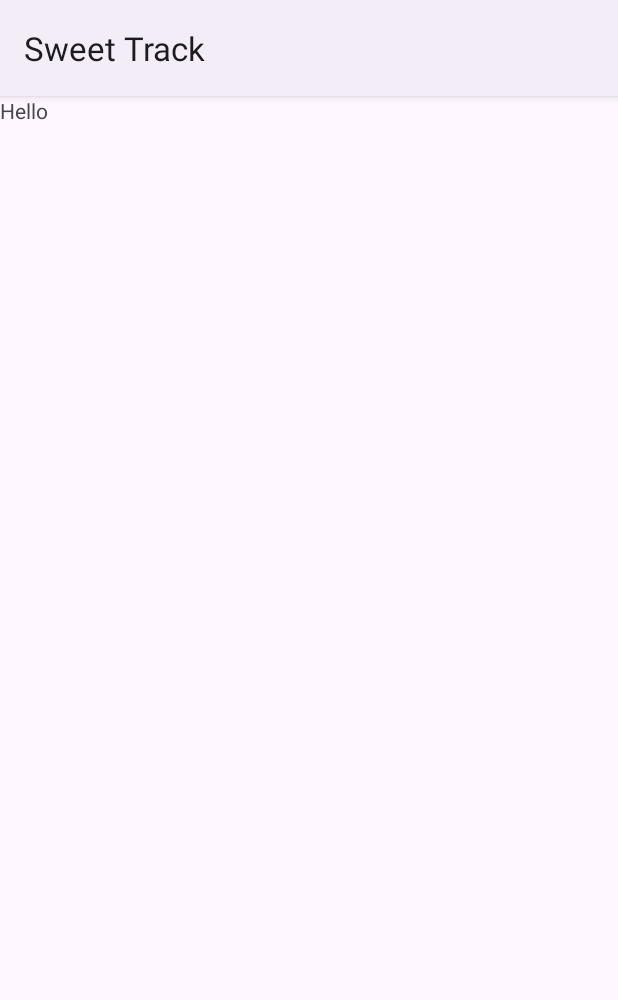
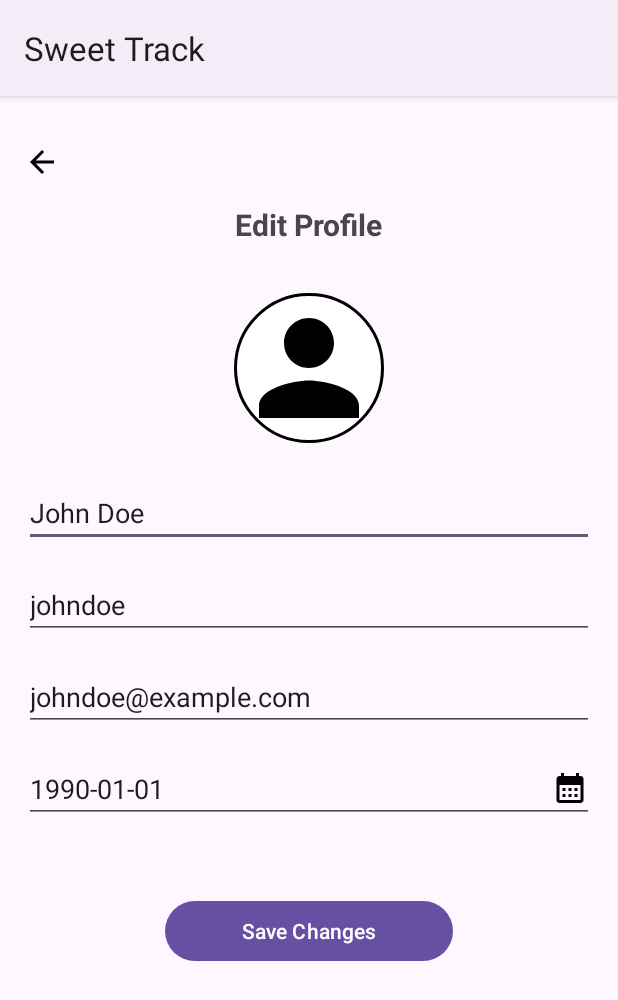
Before and after one commit to C242-PS016-Sweet-Tracker/Mobile-Development, an Android app: the fragment EditProfileFragment shown on its own in the app's theme, on a phone screen of 412 x 824 dp. Shown: the top 1000 px of the screen. Run offline under Robolectric (Android 15) with nearby library versions, the phone set to English and light mode, and no system bars.

Commit message:
ui editprofile

```diff
--- a/app/src/main/java/com/capstone/sweettrack/view/ui/editprofile/EditProfileFragment.kt
+++ b/app/src/main/java/com/capstone/sweettrack/view/ui/editprofile/EditProfileFragment.kt
@@ -1,31 +1,63 @@
 package com.capstone.sweettrack.view.ui.editprofile
 
+import android.app.DatePickerDialog
 import androidx.fragment.app.viewModels
 import android.os.Bundle
 import androidx.fragment.app.Fragment
 import android.view.LayoutInflater
 import android.view.View
 import android.view.ViewGroup
+import android.widget.DatePicker
+import android.widget.Toast
+import androidx.navigation.fragment.findNavController
 import com.coding.sweettrack.R
+import com.coding.sweettrack.databinding.FragmentEditProfileBinding
+import java.util.Calendar
+
 
 class EditProfileFragment : Fragment() {
 
-    companion object {
-        fun newInstance() = EditProfileFragment()
-    }
-
+    private var _binding: FragmentEditProfileBinding? = null
+    private val binding get() = _binding!!
     private val viewModel: EditProfileViewModel by viewModels()
-
-    override fun onCreate(savedInstanceState: Bundle?) {
-        super.onCreate(savedInstanceState)
-
-        // TODO: Use the ViewModel
-    }
 
     override fun onCreateView(
         inflater: LayoutInflater, container: ViewGroup?,
         savedInstanceState: Bundle?
     ): View {
-        return inflater.inflate(R.layout.fragment_edit_profile, container, false)
+        _binding = FragmentEditProfileBinding.inflate(inflater, container, false)
+        return binding.root
+    }
+
+    override fun onViewCreated(view: View, savedInstanceState: Bundle?) {
+        super.onViewCreated(view, savedInstanceState)
+
+        binding.btnBack.setOnClickListener {
+            findNavController().navigateUp()
+        }
+
+        viewModel.profileData.observe(viewLifecycleOwner) { profile ->
+            binding.etFullName.setText(profile.fullName)
+            binding.etUsername.setText(profile.username)
+            binding.etEmail.setText(profile.email)
+            binding.etDateOfBirth.setText(profile.dateOfBirth)
+        }
+
+
+        binding.btnSaveChanges.setOnClickListener {
+            val updatedProfile = Profile(
+                fullName = binding.etFullName.text.toString(),
+                username = binding.etUsername.text.toString(),
+                email = binding.etEmail.text.toString(),
+                dateOfBirth = binding.etDateOfBirth.text.toString()
+            )
+            viewModel.updateProfile(updatedProfile)
+        }
+    }
+
+
+    override fun onDestroyView() {
+        super.onDestroyView()
+        _binding = null
     }
 }
--- a/app/src/main/java/com/capstone/sweettrack/view/ui/editprofile/EditProfileViewModel.kt
+++ b/app/src/main/java/com/capstone/sweettrack/view/ui/editprofile/EditProfileViewModel.kt
@@ -1,7 +1,32 @@
 package com.capstone.sweettrack.view.ui.editprofile
 
+import androidx.lifecycle.LiveData
+import androidx.lifecycle.MutableLiveData
 import androidx.lifecycle.ViewModel
 
 class EditProfileViewModel : ViewModel() {
-    // TODO: Implement the ViewModel
+
+    private val _profileData = MutableLiveData<Profile>()
+    val profileData: LiveData<Profile> get() = _profileData
+
+    init {
+
+        _profileData.value = Profile(
+            fullName = "John Doe",
+            username = "johndoe",
+            email = "johndoe@example.com",
+            dateOfBirth = "1990-01-01"
+        )
+    }
+
+    fun updateProfile(profile: Profile) {
+        _profileData.value = profile
+    }
 }
+
+data class Profile(
+    val fullName: String,
+    val username: String,
+    val email: String,
+    val dateOfBirth: String
+)
--- /dev/null
+++ b/app/src/main/res/drawable/baseline_arrow_back_24.xml
@@ -0,0 +1,5 @@
+<vector xmlns:android="http://schemas.android.com/apk/res/android" android:autoMirrored="true" android:height="24dp" android:tint="#000000" android:viewportHeight="24" android:viewportWidth="24" android:width="24dp">
+
+    <path android:fillColor="@android:color/white" android:pathData="M20,11H7.83l5.59,-5.59L12,4l-8,8 8,8 1.41,-1.41L7.83,13H20v-2z"/>
+
+</vector>
--- /dev/null
+++ b/app/src/main/res/drawable/baseline_calendar_month_24.xml
@@ -0,0 +1,5 @@
+<vector xmlns:android="http://schemas.android.com/apk/res/android" android:height="24dp" android:tint="#000000" android:viewportHeight="24" android:viewportWidth="24" android:width="24dp">
+
+    <path android:fillColor="@android:color/white" android:pathData="M19,4h-1V2h-2v2H8V2H6v2H5C3.89,4 3.01,4.9 3.01,6L3,20c0,1.1 0.89,2 2,2h14c1.1,0 2,-0.9 2,-2V6C21,4.9 20.1,4 19,4zM19,20H5V10h14V20zM9,14H7v-2h2V14zM13,14h-2v-2h2V14zM17,14h-2v-2h2V14zM9,18H7v-2h2V18zM13,18h-2v-2h2V18zM17,18h-2v-2h2V18z"/>
+
+</vector>
--- /dev/null
+++ b/app/src/main/res/drawable/circle.xml
@@ -0,0 +1,9 @@
+<?xml version="1.0" encoding="utf-8"?>
+<shape xmlns:android="http://schemas.android.com/apk/res/android"
+    android:shape="oval">
+
+    <solid android:color="@color/white"/> <!-- Background lingkaran -->
+    <stroke
+        android:width="2dp"
+        android:color="@color/black"/> <!-- Warna border lingkaran -->
+</shape>
--- a/app/src/main/res/layout/fragment_edit_profile.xml
+++ b/app/src/main/res/layout/fragment_edit_profile.xml
@@ -1,13 +1,95 @@
 <?xml version="1.0" encoding="utf-8"?>
-<FrameLayout xmlns:android="http://schemas.android.com/apk/res/android"
+<ScrollView
+    xmlns:android="http://schemas.android.com/apk/res/android"
     xmlns:tools="http://schemas.android.com/tools"
     android:layout_width="match_parent"
     android:layout_height="match_parent"
+    android:padding="16dp"
     tools:context="com.capstone.sweettrack.view.ui.editprofile.EditProfileFragment">
 
-    <TextView
+    <LinearLayout
         android:layout_width="match_parent"
-        android:layout_height="match_parent"
-        android:text="Hello" />
+        android:layout_height="wrap_content"
+        android:orientation="vertical"
+        android:gravity="center"
+        android:paddingTop="16dp">
 
-</FrameLayout>
+
+        <ImageButton
+            android:id="@+id/btnBack"
+            android:layout_width="wrap_content"
+            android:layout_height="wrap_content"
+            android:src="@drawable/baseline_arrow_back_24"
+            android:contentDescription="@string/back"
+            android:background="?attr/selectableItemBackgroundBorderless"
+            android:layout_gravity="start"
+            android:layout_marginBottom="16dp"/>
+
+
+        <TextView
+            android:layout_width="wrap_content"
+            android:layout_height="wrap_content"
+            android:text="@string/edit_profile"
+            android:textSize="20sp"
+            android:textStyle="bold"
+            android:layout_gravity="center"
+            android:layout_marginBottom="16dp"/>
+
+
+        <ImageView
+            android:id="@+id/profileImage"
+            android:layout_width="100dp"
+            android:layout_height="100dp"
+            android:layout_marginTop="16dp"
+            android:src="@drawable/baseline_person_24"
+            android:contentDescription="@string/fotoprofile"
+            android:background="@drawable/circle"
+            android:scaleType="centerCrop"
+            android:layout_marginBottom="24dp"/>
+
+
+        <EditText
+            android:id="@+id/etFullName"
+            android:layout_width="match_parent"
+            android:layout_height="wrap_content"
+            android:hint="@string/nama_lengkap"
+            android:inputType="textPersonName"
+            android:layout_marginBottom="16dp"/>
+
+
+        <EditText
+            android:id="@+id/etUsername"
+            android:layout_width="match_parent"
+            android:layout_height="wrap_content"
+            android:hint="@string/username"
+            android:inputType="textPersonName"
+            android:layout_marginBottom="16dp"/>
+
+
+        <EditText
+            android:id="@+id/etEmail"
+            android:layout_width="match_parent"
+            android:layout_height="wrap_content"
+            android:hint="@string/email"
+            android:inputType="textEmailAddress"
+            android:layout_marginBottom="16dp"/>
+
+
+        <EditText
+            android:id="@+id/etDateOfBirth"
+            android:layout_width="match_parent"
+            android:layout_height="wrap_content"
+            android:hint="@string/tanggal_lahir"
+            android:inputType="date"
+            android:drawableEnd="@drawable/baseline_calendar_month_24"
+            android:layout_marginBottom="24dp"/>
+
+        <Button
+            android:id="@+id/btnSaveChanges"
+            android:layout_width="192dp"
+            android:layout_height="wrap_content"
+            android:text="@string/save_changes"
+            android:layout_marginTop="24dp"/>
+
+    </LinearLayout>
+</ScrollView>
--- a/app/src/main/res/values/strings.xml
+++ b/app/src/main/res/values/strings.xml
@@ -3,4 +3,12 @@
     <string name="title_activity_home">HomeActivity</string>
     <string name="title_home">Home</string>
     <string name="title_profile">Profile</string>
+    <string name="edit_profile">Edit Profile</string>
+    <string name="back">back</string>
+    <string name="fotoprofile">fotoProfile</string>
+    <string name="nama_lengkap">Nama Lengkap</string>
+    <string name="username">Username</string>
+    <string name="email">Email</string>
+    <string name="tanggal_lahir">Tanggal Lahir</string>
+    <string name="save_changes">Save Changes</string>
 </resources>
```
